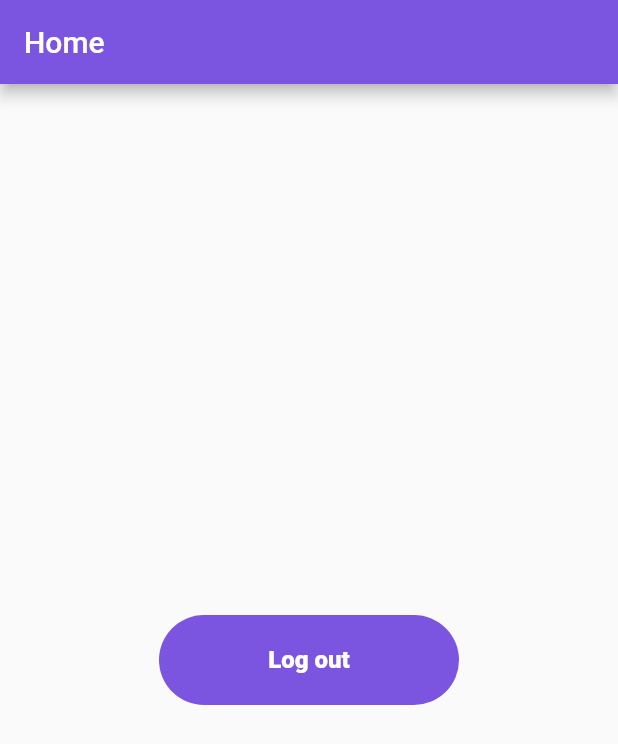
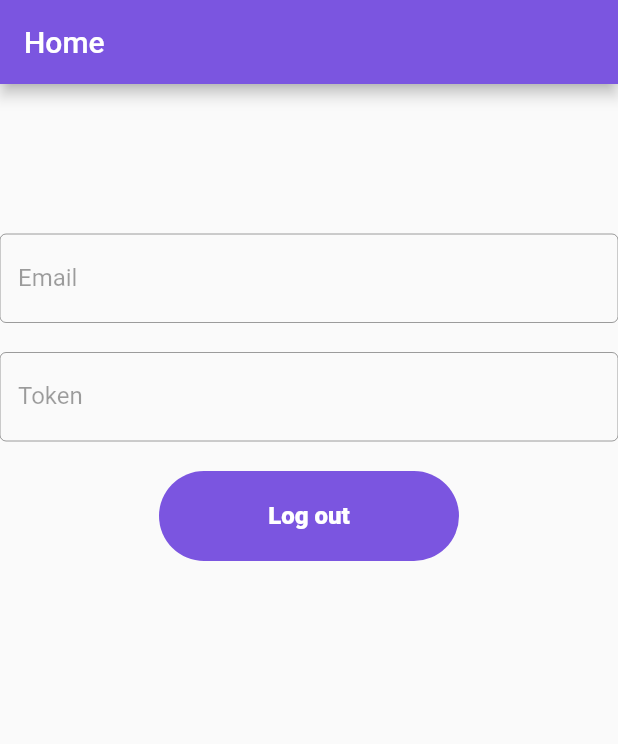
Before and after one commit to UAce/Receipt-Keeper, a Flutter app: the HomePage screen opened by its route, on a phone screen of 412 x 824 dp. Shown: the top 744 px of the screen. Run offline on Flutter 3.47's test engine with Material 2 defaults, Android fonts, the phone set to English and light mode, and no system bars; our stand-ins replace firebase_auth, firebase_core, flutter_svg, get_it; accounts and stored records are empty.

```diff
--- a/frontend/lib/screens/home_page.dart
+++ b/frontend/lib/screens/home_page.dart
@@ -13,6 +13,8 @@ class HomePage extends StatefulWidget {
 }
 
 class _HomePageState extends State<HomePage> {
+  String token = "";
+
   @override
   initState() {
     super.initState();
@@ -20,13 +22,19 @@ class _HomePageState extends State<HomePage> {
 
     User? user = authService.getCurrentUser();
     if (user != null) {
-      user.getIdToken().then((value) => print("Auth Token ID: $value"));
+      user.getIdTokenResult().then((value) {
+        print("Token Result: $value");
+        setState(() {
+          token = value.token!;
+        });
+      });
     }
   }
 
   @override
   Widget build(BuildContext context) {
     final authService = locator<FirebaseAuthService>();
+    final user = authService.getCurrentUser();
     print("Current User: ${authService.getCurrentUser()}");
 
     return Scaffold(
@@ -35,7 +43,30 @@ class _HomePageState extends State<HomePage> {
         automaticallyImplyLeading: false,
       ),
       body: Center(
-        child: PillButton(
+        child: Column(
+          children: [
+            const SizedBox(height: 100),
+            TextField(
+              enabled: false,
+              decoration: const InputDecoration(
+                border: OutlineInputBorder(),
+                labelText: 'Email',
+              ),
+              controller: TextEditingController(
+                  text: user != null ? user.email : "No user logged in"),
+            ),
+            SizedBox(height: 20),
+            TextField(
+              enabled: false,
+              decoration: const InputDecoration(
+                border: OutlineInputBorder(),
+                labelText: 'Token',
+              ),
+              controller:
+                  TextEditingController(text: token ?? "No user logged in"),
+            ),
+            const SizedBox(height: 20),
+            PillButton(
                 buttonText: "Log out",
                 onPressed: () async {
                   await authService.logOut();
@@ -44,6 +75,8 @@ class _HomePageState extends State<HomePage> {
                       content: Text("Successfully logged out!"),
                       duration: Duration(seconds: 2)));
                 }),
+          ],
+        ),
       ),
     );
   }
```
Also changed, not shown: 2 other files. Lines whose indentation alone changed are shown as unchanged.
